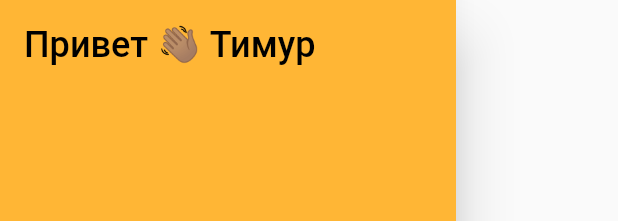
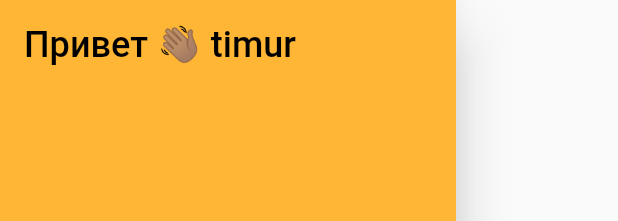
Before and after one commit to SlavaPerryAyeKruchkovenko/special-equipment-booking-system, a Flutter app: the HomeMenu widget shown alone on an empty page, opened directly, on a phone screen of 412 x 824 dp. Shown: the top 221 px of the screen. Run offline on Flutter 3.47's test engine with Material 2 defaults, Android fonts, the light colour scheme and no system bars; missing offline and left inert: yandex_mapkit; accounts and stored records are empty.

Commit message:
final commit

```diff
--- a/mobile_solution/lib/Widgets/home_menu.dart
+++ b/mobile_solution/lib/Widgets/home_menu.dart
@@ -1,4 +1,7 @@
 import 'package:flutter/material.dart';
+import 'package:mobile_solution/Pages/registeration.dart';
+
+import '../models/user.dart';
 
 class HomeMenu extends StatefulWidget {
   const HomeMenu({Key? key}) : super(key: key);
@@ -14,9 +17,11 @@ const _style = TextStyle(
 );
 
 class _HomeMenuState extends State<HomeMenu> {
+  late User _user;
   @override
   void initState() {
     super.initState();
+    _user = User('1', 'timur', 'gay', 'gay', 5);
   }
 
   @override
@@ -27,10 +32,10 @@ class _HomeMenuState extends State<HomeMenu> {
           color: const Color.fromARGB(35, 255, 182, 53),
           child: ListView(
             children: [
-              const DrawerHeader(
-                decoration:
-                    BoxDecoration(color: Color.fromARGB(255, 255, 182, 53)),
-                child: Text("Привет 👋🏽 Тимур", style: _style),
+              DrawerHeader(
+                decoration: const BoxDecoration(
+                    color: Color.fromARGB(255, 255, 182, 53)),
+                child: Text("Привет 👋🏽 ${_user.name}", style: _style),
               ),
               const Divider(
                 height: 8,
@@ -44,7 +49,12 @@ class _HomeMenuState extends State<HomeMenu> {
                 ),
                 title: const Text('Выход', style: _style),
                 onTap: () {
-                  setState(() async {});
+                  setState(() async {
+                    _user = await Navigator.push(
+                        context,
+                        MaterialPageRoute(
+                            builder: (context) => const RegisterPage()));
+                  });
                 },
               ),
             ],
--- a/mobile_solution/lib/main.dart
+++ b/mobile_solution/lib/main.dart
@@ -1,10 +1,10 @@
 import 'package:flutter/material.dart';
-import 'package:mobile_solution/Pages/registeration.dart';
+import 'package:mobile_solution/Pages/home.dart';
 
 import 'dependecy_injection.dart';
 
 void main() {
-  Injector.configure(Flavor.mock);
+  Injector.configure(Flavor.prod);
   runApp(const MyApp());
 }
 
@@ -31,7 +31,7 @@ class MyApp extends StatelessWidget {
         primarySwatch: const MaterialColor(0xFFFFB635, color),
         primaryColor: const Color.fromARGB(255, 255, 182, 53),
       ),
-      home: const RegisterPage(),
+      home: const HomePage(),
     );
   }
 }
--- a/mobile_solution/pubspec.yaml
+++ b/mobile_solution/pubspec.yaml
@@ -37,6 +37,7 @@ dependencies:
   # The following adds the Cupertino Icons font to your application.
   # Use with the CupertinoIcons class for iOS style icons.
   cupertino_icons: ^1.0.2
+  yandex_mapkit: ^3.1.1
 
 dev_dependencies:
   flutter_test:
```
Also changed, not shown: mobile_solution/lib/Pages/home.dart (+6 -3 lines), mobile_solution/lib/Pages/registeration.dart (+4 -4 lines), mobile_solution/lib/repository/mock_user_repository.dart (+10 -2 lines), 4 other files.
